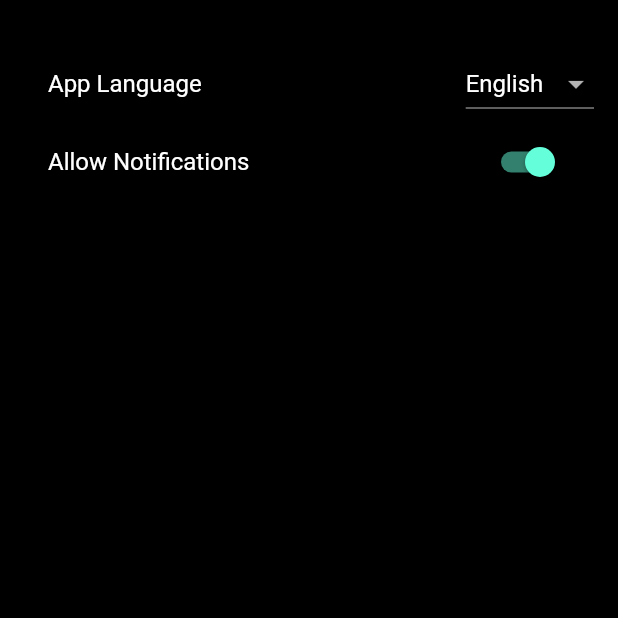
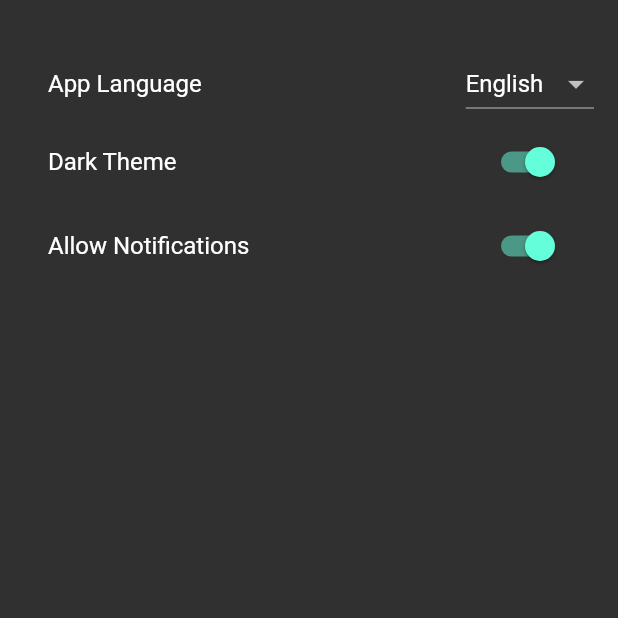
Before and after one commit to KaaPex/vkreels, a Flutter app: the screen it shows after launch, on a phone screen of 412 x 824 dp, the top half of it. Run offline on Flutter 3.47's test engine with Material 2 defaults, Android fonts, the phone set to English and light mode, and no system bars; our stand-ins replace connectivity_plus, equatable, flutter_bloc, hydrated_bloc; missing offline and left inert: vk_sdk; generated files the repository leaves out were written again.

Commit message:
add VKUI color palette add theme mode

```diff
--- a/analysis_options.yaml
+++ b/analysis_options.yaml
@@ -9,6 +9,9 @@
 # packages, and plugins designed to encourage good coding practices.
 include: package:flutter_lints/flutter.yaml
 
+analyzer:
+  enable-experiment:
+    - enhanced-enums
 linter:
   # The lint rules applied to this project can be customized in the
   # section below to disable rules from the `package:flutter_lints/flutter.yaml`
--- /dev/null
+++ b/lib/core/constants/color_styles.dart
@@ -0,0 +1,48 @@
+import 'package:flutter/painting.dart';
+
+import 'colors.dart';
+
+class Style {
+  final Color dark;
+  final Color light;
+
+  const Style({required this.dark, required this.light});
+}
+
+class VkAccents {
+  static Style get accent => const Style(dark: sky300, light: azure300);
+  static Style get destructive => const Style(dark: redLight, light: red);
+  static Style get accentAlternate => const Style(dark: white, light: azureA100);
+}
+
+class VkBackground {
+  static Style get content => const Style(dark: gray900, light: white);
+  static Style get page => const Style(dark: gray1000, light: gray050);
+  static Style get contentTintBackground => const Style(dark: gray850, light: grayA040);
+  static Style get modalCardBackground => const Style(dark: gray800, light: white);
+  static Style get light => const Style(dark: gray850, light: gray020);
+  static Style get snippetBackground => const Style(dark: gray850, light: white);
+  static Style get keyboard => const Style(dark: gray800, light: gray100);
+  static Style get suggestions => const Style(dark: gray800, light: white);
+  static Style get hover => const Style(dark: white, light: black);
+  static Style get highlighted => const Style(dark: whiteAlpha08, light: blackAlpha08);
+  static Style get contentWarningBackground => const Style(dark: gray850, light: yellowOverlight);
+  static Style get contentPositiveBackground => const Style(dark: greenAlpha, light: greenAlpha);
+}
+
+class VkText {
+  static Style get primary => const Style(dark: gray100, light: black);
+  static Style get muted => const Style(dark: gray200, light: gray800);
+  static Style get subhead => const Style(dark: gray400, light: gray500);
+  static Style get secondary => const Style(dark: gray500, light: steelGray400);
+  static Style get tertiary => const Style(dark: gray600, light: steelGray300);
+  static Style get placeholder => const Style(dark: gray300, light: steelGray400);
+  static Style get link => const Style(dark: sky300, light: azureA400);
+  static Style get name => const Style(dark: gray100, light: azureA400);
+  static Style get linkHightlightedBackground => const Style(dark: sky300, light: black);
+  static Style get actionCounter => const Style(dark: gray300, light: steelGray400);
+}
+
+class VkContent {
+  static Style get tintForeground => const Style(dark: gray400, light: gray450);
+}
--- /dev/null
+++ b/lib/core/themes/app_theme.dart
@@ -0,0 +1,32 @@
+import 'package:flutter/material.dart';
+import 'package:flutter/services.dart';
+
+import '../constants/color_styles.dart';
+
+class AppTheme {
+  const AppTheme();
+
+  static final lightTheme = ThemeData(
+    brightness: Brightness.light,
+    primaryColor: VkContent.tintForeground.light,
+    backgroundColor: VkBackground.content.light,
+    visualDensity: VisualDensity.adaptivePlatformDensity,
+  );
+
+  static final darkTheme = ThemeData(
+    brightness: Brightness.dark,
+    primaryColor: VkContent.tintForeground.dark,
+    backgroundColor: VkBackground.content.dark,
+    visualDensity: VisualDensity.adaptivePlatformDensity,
+  );
+
+  static setStatusBarAndNavigationBarColors(ThemeMode themeMode) {
+    SystemChrome.setSystemUIOverlayStyle(SystemUiOverlayStyle(
+      statusBarColor: Colors.transparent,
+      statusBarIconBrightness: themeMode == ThemeMode.light ? Brightness.dark : Brightness.light,
+      systemNavigationBarColor: themeMode == ThemeMode.light ? VkBackground.content.light : VkBackground.content.dark,
+      systemNavigationBarIconBrightness: themeMode == ThemeMode.light ? Brightness.dark : Brightness.light,
+      systemNavigationBarDividerColor: Colors.transparent,
+    ));
+  }
+}
--- a/lib/l10n/app_en.arb
+++ b/lib/l10n/app_en.arb
@@ -9,6 +9,7 @@
     }
   },
   "settingsAppLanguage": "App Language",
+  "settingsAppDarkMode": "Dark Theme",
   "settingsAppNotification": "Allow Notifications",
   "@settingsAppNotification": {
     "description": ""
--- a/lib/l10n/app_ru.arb
+++ b/lib/l10n/app_ru.arb
@@ -9,6 +9,7 @@
     }
   },
   "settingsAppLanguage": "Язык приложения",
+  "settingsAppDarkMode": "Темная тема",
   "settingsAppNotification": "Разрешить уведомления",
   "@settingsAppNotification": {
     "description": ""
--- a/lib/logic/cubit/settings_cubit.dart
+++ b/lib/logic/cubit/settings_cubit.dart
@@ -5,23 +5,28 @@ import 'package:hydrated_bloc/hydrated_bloc.dart';
 part 'settings_state.dart';
 
 class SettingsCubit extends HydratedCubit<SettingsState> {
-  SettingsCubit() : super(const SettingsState(Locale('en'), true));
+  SettingsCubit() : super(const SettingsState(Locale('en'), true, true));
 
   @override
   SettingsState fromJson(Map<String, dynamic> json) => SettingsState(
         Locale(json['locale'] as String),
+        json['appDarkMode'] as bool,
         json['appNotifications'] as bool,
       );
 
   @override
   Map<String, dynamic>? toJson(SettingsState state) => <String, dynamic>{
         'locale': state.locale.languageCode,
+        'appDarkMode': state.appDarkMode,
         'appNotifications': state.appNotifications,
       };
 
-  void setAppLocale(String value) =>
-      emit(SettingsState(Locale(value), state.appNotifications));
+  void setAppLocale(String value) => emit(
+      SettingsState(Locale(value), state.appDarkMode, state.appNotifications));
+
+  void setAppDarkMode(bool value) =>
+      emit(SettingsState(state.locale, value, state.appNotifications));
 
   void setAppNotification(bool value) =>
-      emit(SettingsState(state.locale, value));
+      emit(SettingsState(state.locale, state.appDarkMode, value));
 }
--- a/lib/logic/cubit/settings_state.dart
+++ b/lib/logic/cubit/settings_state.dart
@@ -2,13 +2,15 @@ part of 'settings_cubit.dart';
 
 class SettingsState extends Equatable {
   final Locale locale;
+  final bool appDarkMode;
   final bool appNotifications;
 
   const SettingsState(
     this.locale,
+    this.appDarkMode,
     this.appNotifications,
   );
 
   @override
-  List<Object?> get props => [locale, appNotifications];
+  List<Object?> get props => [locale, appDarkMode, appNotifications];
 }
--- a/lib/main.dart
+++ b/lib/main.dart
@@ -4,6 +4,7 @@ import 'package:flutter_gen/gen_l10n/app_localizations.dart';
 import 'package:connectivity_plus/connectivity_plus.dart';
 import 'package:flutter_bloc/flutter_bloc.dart';
 import 'package:hydrated_bloc/hydrated_bloc.dart';
+import 'package:vk_reels/core/themes/app_theme.dart';
 import 'package:vk_reels/logic/cubit/internet_cubit.dart';
 import 'package:vk_reels/logic/cubit/settings_cubit.dart';
 import 'package:path_provider/path_provider.dart';
@@ -35,8 +36,7 @@ class MyApp extends StatelessWidget {
   final AppRouter appRouter;
   final Connectivity connectivity;
 
-  const MyApp({Key? key, required this.appRouter, required this.connectivity})
-      : super(key: key);
+  const MyApp({Key? key, required this.appRouter, required this.connectivity}) : super(key: key);
 
   // This widget is the root of your application.
   @override
@@ -44,8 +44,7 @@ class MyApp extends StatelessWidget {
     return MultiBlocProvider(
       providers: [
         BlocProvider<InternetCubit>(
-          create: (internetCubitContext) =>
-              InternetCubit(connectivity: connectivity),
+          create: (internetCubitContext) => InternetCubit(connectivity: connectivity),
         ),
         BlocProvider<SettingsCubit>(
           create: (settingsCubitContext) => SettingsCubit(),
@@ -56,8 +55,9 @@ class MyApp extends StatelessWidget {
           return MaterialApp(
             debugShowCheckedModeBanner: false,
             title: 'VK Reels',
-            theme: ThemeData.dark()
-                .copyWith(scaffoldBackgroundColor: mobileBackgroundColor),
+            theme: AppTheme.lightTheme,
+            darkTheme: AppTheme.darkTheme,
+            themeMode: state.appDarkMode ? ThemeMode.dark : ThemeMode.light,
             localizationsDelegates: const [
               AppLocalizations.delegate,
               GlobalMaterialLocalizations.delegate,
@@ -70,7 +70,7 @@ class MyApp extends StatelessWidget {
             ],
             locale: state.locale,
             onGenerateRoute: appRouter.onGenerateRoute,
-            initialRoute: '/settings',
+            initialRoute: AppRouter.settings,
           );
         },
       ),
@@ -141,8 +141,7 @@ class _VkLoginLayoutState extends State<VkLoginLayout> {
     );
   }
 
-  Widget _buildUserInfo(BuildContext context, VKUserProfile profile,
-      VKAccessToken accessToken, String? email) {
+  Widget _buildUserInfo(BuildContext context, VKUserProfile profile, VKAccessToken accessToken, String? email) {
     final photoUrl = profile.photo200;
     return Column(
       crossAxisAlignment: CrossAxisAlignment.start,
--- a/lib/presentation/router/app_router.dart
+++ b/lib/presentation/router/app_router.dart
@@ -1,14 +1,21 @@
 import 'package:flutter/material.dart';
+import 'package:vk_reels/presentation/screens/login_screen.dart';
 
 import '../screens/settings_screen.dart';
 import '../screens/main_screen.dart';
 
 class AppRouter {
+  static const String home = '/';
+  static const String settings = '/settings';
+  static const String login = '/login';
+
   Route onGenerateRoute(RouteSettings routeSetings) {
     switch (routeSetings.name) {
-      case '/settings':
+      case login:
+        return MaterialPageRoute(builder: (_) => const LoginScreen());
+      case settings:
         return MaterialPageRoute(builder: (_) => const SettingsScreen());
-      case '/':
+      case home:
       default:
         return MaterialPageRoute(builder: (_) => const MainScreen());
     }
--- a/lib/presentation/screens/settings_screen.dart
+++ b/lib/presentation/screens/settings_screen.dart
@@ -57,6 +57,19 @@ class SettingsScreen extends StatelessWidget {
                   ),
                   SwitchListTile(
                     title: Text(
+                      t.settingsAppDarkMode,
+                      style: const TextStyle(
+                        fontSize: 16.0,
+                      ),
+                    ),
+                    value: state.appDarkMode,
+                    onChanged: (bool value) => settingsCubitContext
+                        .read<SettingsCubit>()
+                        .setAppDarkMode(value),
+                    // secondary: const Icon(Icons.lightbulb_outline),
+                  ),
+                  SwitchListTile(
+                    title: Text(
                       t.settingsAppNotification,
                       style: const TextStyle(
                         fontSize: 16.0,
```
Also changed, not shown: lib/core/constants/colors.dart (+124 -0 lines), lib/utils/HexColor.dart (added, +18 -0 lines).
